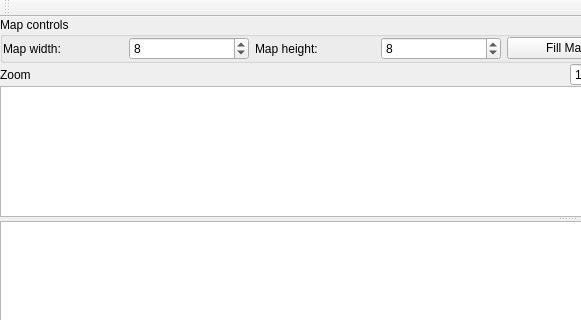
This is mapeditor.ui in stoyan-shopov/TileMapEdit as Qt 5 draws it before an edit; both pictures show x 0 to 581 and y 0 to 320 of the 1134 by 658 pixel window. The edited form follows.
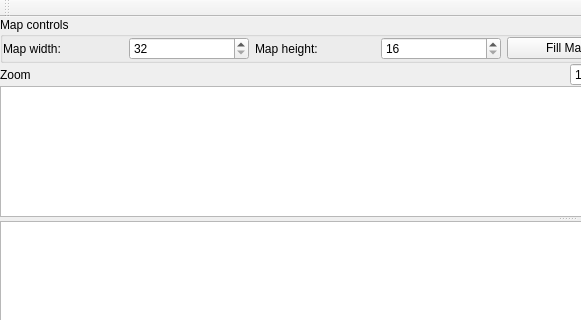
This is the edited form.

Diff of the .ui file:
```diff
--- a/mapeditor.ui
+++ b/mapeditor.ui
@@ -63,13 +63,13 @@
          <item>
           <widget class="QSpinBox" name="spinBoxMapWidth">
            <property name="minimum">
-            <number>1</number>
+            <number>32</number>
            </property>
            <property name="maximum">
             <number>256</number>
            </property>
            <property name="value">
-            <number>8</number>
+            <number>32</number>
            </property>
           </widget>
          </item>
@@ -83,7 +83,7 @@
          <item>
           <widget class="QSpinBox" name="spinBoxMapHeight">
            <property name="minimum">
-            <number>1</number>
+            <number>16</number>
            </property>
            <property name="maximum">
             <number>256</number>
@@ -92,7 +92,7 @@
             <number>4</number>
            </property>
            <property name="value">
-            <number>8</number>
+            <number>16</number>
            </property>
           </widget>
          </item>
```
Left out of the diff: 2 changed lines with no effect on the pictures.
